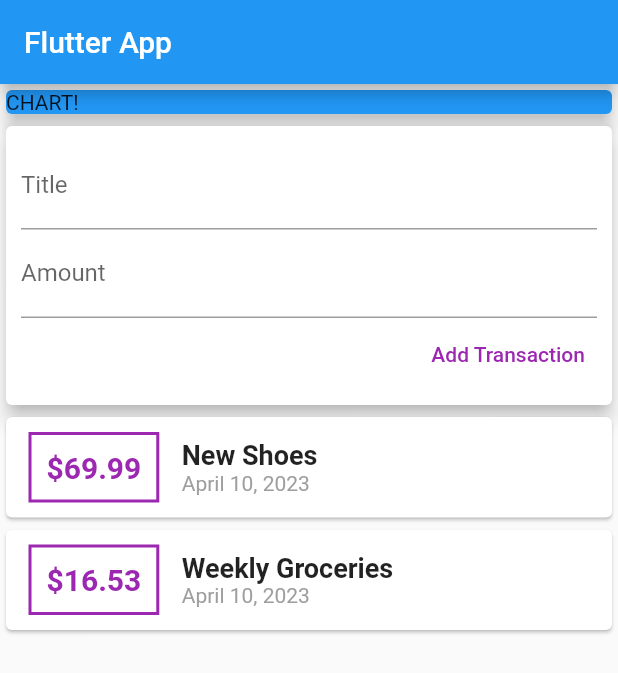
After one commit to CarolineRodrigues/expenses_planner_flutter, a Flutter app: the screen it shows after launch, on a phone screen of 412 x 824 dp. The commit adds this screen. Shown: the top 673 px of the screen. Run offline on Flutter 3.47's test engine with Material 2 defaults, Android fonts, the light colour scheme and no system bars.

Commit message:
Expenses Planner

```diff
--- /dev/null
+++ b/lib/widgets/new_transaction.dart
@@ -0,0 +1,48 @@
+import 'package:flutter/material.dart';
+
+class NewTransaction extends StatelessWidget {
+  final Function addTx;
+  final titleController = TextEditingController();
+  final amountController = TextEditingController();
+  NewTransaction(this.addTx);
+
+  @override
+  Widget build(BuildContext context) {
+    return Card(
+      elevation: 5,
+      child: Container(
+        padding: EdgeInsets.all(10),
+        child: Column(
+          crossAxisAlignment: CrossAxisAlignment.end,
+          children: [
+            TextField(
+              decoration: InputDecoration(labelText: 'Title'),
+              // onChanged: (val) {
+              //   titleInput = val;
+              // },
+              controller: titleController,
+            ),
+            TextField(
+              decoration: InputDecoration(labelText: 'Amount'),
+              // onChanged: (val) => amountInput = val,
+              controller: amountController,
+            ),
+            TextButton(
+              onPressed: () {
+                addTx(
+                  titleController.text,
+                  double.parse(amountController.text),
+                );
+              },
+              style: ButtonStyle(
+                  foregroundColor: MaterialStateProperty.all(Colors.purple)),
+              child: Text(
+                'Add Transaction',
+              ),
+            ),
+          ],
+        ),
+      ),
+    );
+  }
+}
--- /dev/null
+++ b/lib/widgets/transaction_list.dart
@@ -0,0 +1,66 @@
+import 'package:flutter/material.dart';
+import 'package:intl/intl.dart';
+
+import '../models/transaction.dart';
+
+class TransactionList extends StatelessWidget {
+  final List<Transaction> transactions;
+  TransactionList(this.transactions);
+
+  @override
+  Widget build(BuildContext context) {
+    return Container(
+      height: 300,
+      child: ListView.builder(
+        itemBuilder: (ctx, index) {
+          return Card(
+            child: Row(
+              children: [
+                Container(
+                  margin: EdgeInsets.symmetric(
+                    vertical: 10,
+                    horizontal: 15,
+                  ),
+                  decoration: BoxDecoration(
+                    border: Border.all(
+                      color: Colors.purple,
+                      width: 2,
+                    ),
+                  ),
+                  padding: EdgeInsets.all(10),
+                  child: Text(
+                    '\$${transactions[index].amount}',
+                    style: TextStyle(
+                      fontWeight: FontWeight.bold,
+                      fontSize: 20,
+                      color: Colors.purple,
+                    ),
+                  ),
+                ),
+                Column(
+                  crossAxisAlignment: CrossAxisAlignment.start,
+                  children: [
+                    Text(
+                      transactions[index].title,
+                      style: TextStyle(
+                        fontSize: 18,
+                        fontWeight: FontWeight.bold,
+                      ),
+                    ),
+                    Text(
+                      DateFormat.yMMMMd().format(transactions[index].date),
+                      style: TextStyle(
+                        color: Colors.grey,
+                      ),
+                    ),
+                  ],
+                ),
+              ],
+            ),
+          );
+        },
+        itemCount: transactions.length,
+      ),
+    );
+  }
+}
--- /dev/null
+++ b/lib/widgets/user_transactions.dart
@@ -0,0 +1,50 @@
+import 'package:flutter/material.dart';
+
+import '../models/transaction.dart';
+import './new_transaction.dart';
+import './transaction_list.dart';
+
+class UserTransactions extends StatefulWidget {
+  @override
+  _UserTransactionsState createState() => _UserTransactionsState();
+}
+
+class _UserTransactionsState extends State<UserTransactions> {
+  final List<Transaction> _userTransactions = [
+    Transaction(
+      id: 't1',
+      title: 'New Shoes',
+      amount: 69.99,
+      date: DateTime.now(),
+    ),
+    Transaction(
+      id: 't2',
+      title: 'Weekly Groceries',
+      amount: 16.53,
+      date: DateTime.now(),
+    ),
+  ];
+
+  void _addNewTransaction(String txTitle, double txAmount) {
+    final newTx = Transaction(
+      title: txTitle,
+      amount: txAmount,
+      date: DateTime.now(),
+      id: DateTime.now().toString(),
+    );
+
+    setState(() {
+      _userTransactions.add(newTx);
+    });
+  }
+
+  @override
+  Widget build(BuildContext context) {
+    return Column(
+      children: [
+        NewTransaction(_addNewTransaction),
+        TransactionList(_userTransactions),
+      ],
+    );
+  }
+}
```
Also changed, not shown: lib/main.dart (+4 -101 lines), lib/models/transaction.dart (renamed from lib/transaction.dart).
